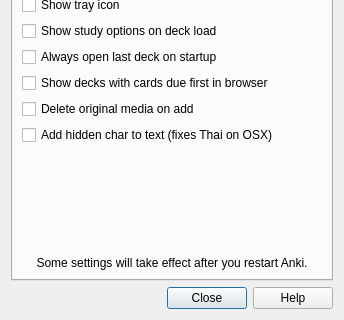
Old version of the form designer/preferences.ui in the repository ankitects/anki; both pictures show x 0 to 344 and y 147 to 467 of the 344 by 467 pixel window.
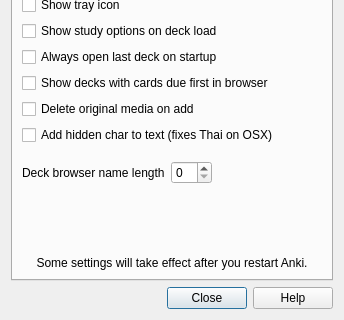
New version of the form. The open tabs and pages were chosen to show the change.

Commit message: make deck browser length configurable

```diff
--- a/designer/preferences.ui
+++ b/designer/preferences.ui
@@ -587,6 +587,49 @@
          </item>
         </layout>
        </item>
+       <item>
+        <spacer name="verticalSpacer_5">
+         <property name="orientation">
+          <enum>Qt::Vertical</enum>
+         </property>
+         <property name="sizeType">
+          <enum>QSizePolicy::Preferred</enum>
+         </property>
+         <property name="sizeHint" stdset="0">
+          <size>
+           <width>20</width>
+           <height>10</height>
+          </size>
+         </property>
+        </spacer>
+       </item>
+       <item>
+        <layout class="QHBoxLayout" name="horizontalLayout">
+         <item>
+          <widget class="QLabel" name="label_22">
+           <property name="text">
+            <string>Deck browser name length</string>
+           </property>
+          </widget>
+         </item>
+         <item>
+          <widget class="QSpinBox" name="deckBrowserLen"/>
+         </item>
+         <item>
+          <spacer name="horizontalSpacer_2">
+           <property name="orientation">
+            <enum>Qt::Horizontal</enum>
+           </property>
+           <property name="sizeHint" stdset="0">
+            <size>
+             <width>40</width>
+             <height>20</height>
+            </size>
+           </property>
+          </spacer>
+         </item>
+        </layout>
+       </item>
        <item>
         <spacer>
          <property name="orientation">
```
Left out of the diff: 1 changed line with no effect on the pictures. The commit also changes 1 other file.
